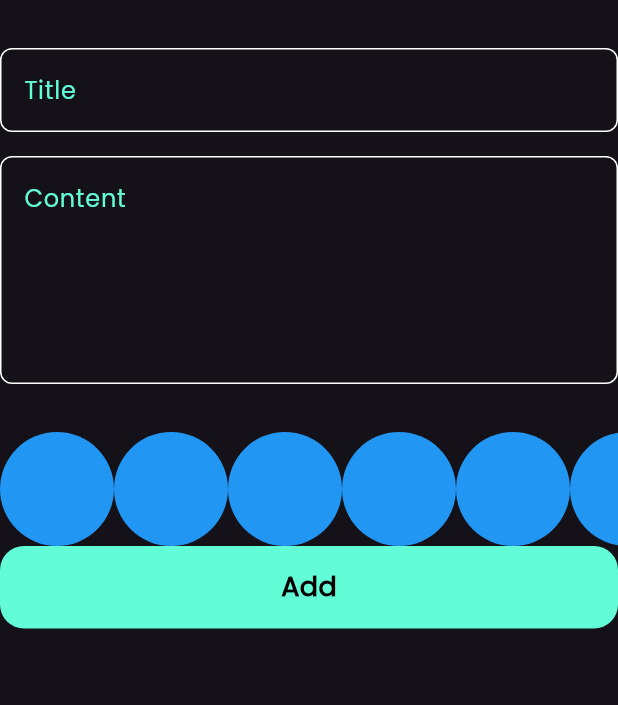
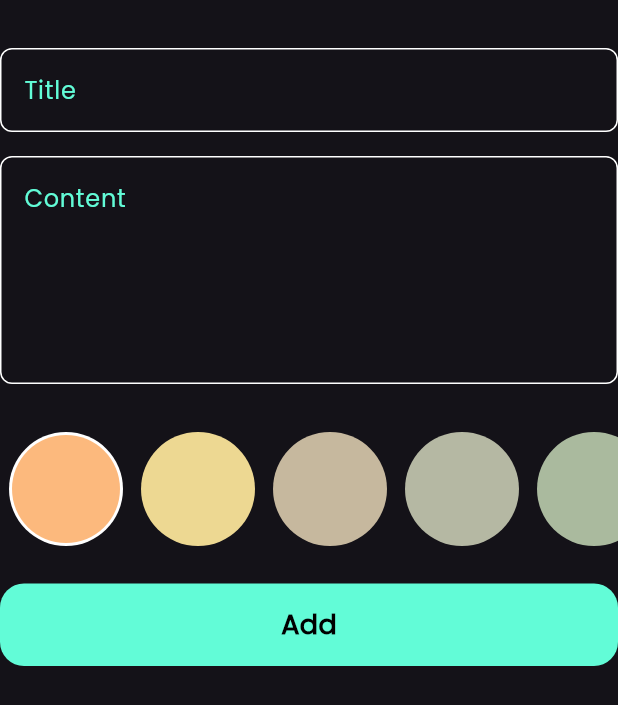
Before and after one commit to Mohamad-bsher-morjan/notes_app, a Flutter app: the AddNoteForm widget shown alone on an empty page, opened directly, on a phone screen of 412 x 824 dp. Shown: the top 705 px of the screen. Run offline on Flutter 3.47's test engine with Material 3 defaults, Android fonts, the phone set to English and light mode, and no system bars; our stand-ins replace bloc, flutter_bloc, hive, hive_flutter; accounts and stored records are empty.

Commit message:
create colors list view part 2

```diff
--- a/lib/views/widgets/add_note_form.dart
+++ b/lib/views/widgets/add_note_form.dart
@@ -45,6 +45,7 @@ class _AddNoteFormState extends State<AddNoteForm> {
           const SizedBox(height: 32),
 
           const ColorsListView(),
+          const SizedBox(height: 25),
           BlocBuilder<AddNoteCubit, AddNoteState>(
             builder: (context, state) {
               return CustomBottom(
--- a/lib/views/widgets/colors_list_view.dart
+++ b/lib/views/widgets/colors_list_view.dart
@@ -1,31 +1,61 @@
-
 import 'package:flutter/material.dart';
 
 class ColorItem extends StatelessWidget {
-  const ColorItem({super.key});
+  const ColorItem({super.key, required this.isActive, required this.color});
+  final bool isActive;
+  final Color color;
+  @override
+  Widget build(BuildContext context) {
+    return isActive
+        ? CircleAvatar(
+            radius: 38,
+            backgroundColor: Colors.white,
+            child: CircleAvatar(backgroundColor: color, radius: 36),
+          )
+        : CircleAvatar(backgroundColor: color, radius: 38);
+  }
+}
+
+class ColorsListView extends StatefulWidget {
+  const ColorsListView({super.key});
 
   @override
+  State<ColorsListView> createState() => _ColorsListViewState();
+}
+
+class _ColorsListViewState extends State<ColorsListView> {
+  int currentIndex = 0;
+
+  List<Color> colors = [
+    Color(0xfffcb97d),
+    Color(0xffedd892),
+    Color(0xffc6b89e),
+    Color(0xffb5b8a3),
+    Color(0xffaaba9e),
+  ];
+  @override
   Widget build(BuildContext context) {
-    return const CircleAvatar(
-      backgroundColor: Colors.blue,
-      radius: 38,
+    return SizedBox(
+      height: 38 * 2,
+      child: ListView.builder(
+        itemCount: colors.length,
+        scrollDirection: Axis.horizontal,
+        itemBuilder: (context, index) {
+          return Padding(
+            padding: const EdgeInsets.symmetric(horizontal: 6),
+            child: GestureDetector(
+              onTap: () {
+                currentIndex = index;
+                setState(() {});
+              },
+              child: ColorItem(
+                isActive: currentIndex == index,
+                color: colors[index],
+              ),
+            ),
+          );
+        },
+      ),
     );
   }
 }
-class ColorsListView extends StatelessWidget {
-  const ColorsListView({super.key});
-
-  @override
-  Widget build(BuildContext context) {
-
-    return  SizedBox(
-      height: 38*2,
-      child: ListView.builder(
-        itemCount: 10
-        ,scrollDirection: Axis.horizontal
-        ,itemBuilder: (context, index) {
-        return const ColorItem();
-      },),
-    );
-  }
-}
```
